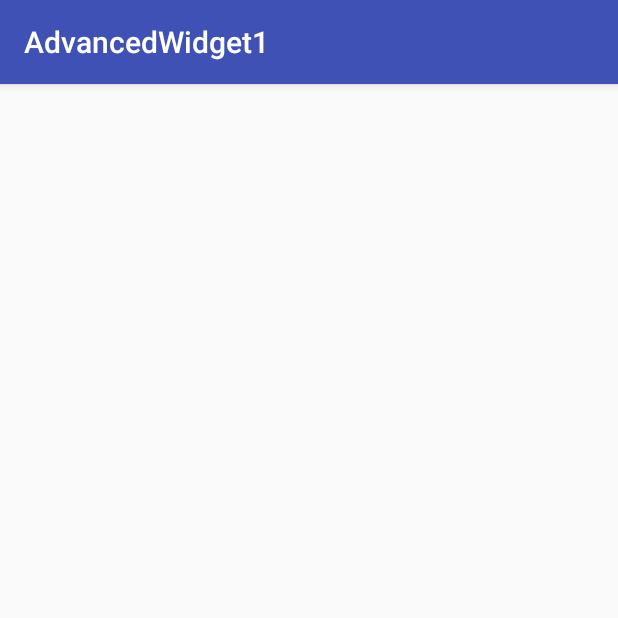
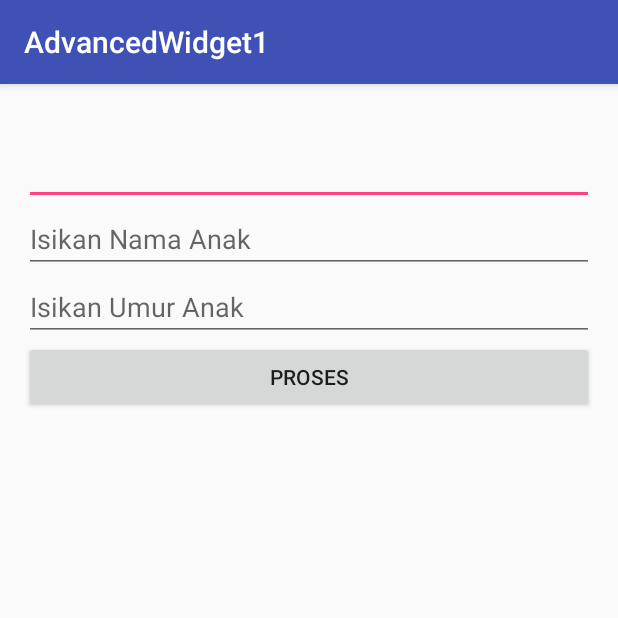
Before and after one commit to nabilaalissa24/AdvancedWidget1, an Android app: the screen it shows after launch (MainActivity), on a phone screen of 412 x 824 dp, the top half of it. Run offline under Robolectric (Android 15) with nearby library versions, the phone set to English and light mode, and no system bars.

Commit message:
Widget Programming Part 1

```diff
--- a/app/src/main/java/id/sch/smktelkom_mlg/learn/advancedwidget1/MainActivity.java
+++ b/app/src/main/java/id/sch/smktelkom_mlg/learn/advancedwidget1/MainActivity.java
@@ -2,6 +2,12 @@ package id.sch.smktelkom_mlg.learn.advancedwidget1;
 
 import android.os.Bundle;
 import android.support.v7.app.AppCompatActivity;
+import android.text.InputType;
+import android.view.View;
+import android.widget.Button;
+import android.widget.EditText;
+import android.widget.LinearLayout;
+import android.widget.TextView;
 
 public class MainActivity extends AppCompatActivity {
 
@@ -9,5 +15,32 @@ public class MainActivity extends AppCompatActivity {
     protected void onCreate(Bundle savedInstanceState) {
         super.onCreate(savedInstanceState);
         setContentView(R.layout.activity_main);
+
+        LinearLayout llMain = (LinearLayout) findViewById(R.id.linearLayoutMain);
+
+        final EditText etNama = new EditText(this);
+        llMain.addView(etNama);
+        etNama.setHint("Isikan Nama Anak");
+
+        final EditText etUmur = new EditText(this);
+        llMain.addView(etUmur);
+        etUmur.setHint("Isikan Umur Anak");
+        etUmur.setInputType(InputType.TYPE_CLASS_NUMBER);
+
+        Button bProses = new Button(this);
+        bProses.setText("Proses");
+        llMain.addView(bProses);
+        final TextView tvHasil = new TextView(this);
+        llMain.addView(tvHasil);
+
+        bProses.setOnClickListener(new View.OnClickListener() {
+            @Override
+            public void onClick(View view) {
+                String nama = etNama.getText().toString();
+                String umur = etUmur.getText().toString();
+
+                tvHasil.setText(nama + " umur " + umur + " tahun.");
+            }
+        });
     }
 }
--- a/app/src/main/res/layout/activity_main.xml
+++ b/app/src/main/res/layout/activity_main.xml
@@ -1,7 +1,7 @@
 <?xml version="1.0" encoding="utf-8"?>
 <LinearLayout xmlns:android="http://schemas.android.com/apk/res/android"
     xmlns:tools="http://schemas.android.com/tools"
-    android:id="@+id/activity_main"
+    android:id="@+id/linearLayoutMain"
     android:layout_width="match_parent"
     android:layout_height="match_parent"
     android:orientation="vertical"
@@ -14,4 +14,13 @@
     <TextView
         android:layout_width="wrap_content"
         android:layout_height="wrap_content" />
+
+    <EditText
+        android:id="@+id/editText3"
+        android:layout_width="match_parent"
+        android:layout_height="wrap_content"
+        android:ems="10"
+        android:inputType="textPersonName"
+        android:text="" />
+
 </LinearLayout>
```
